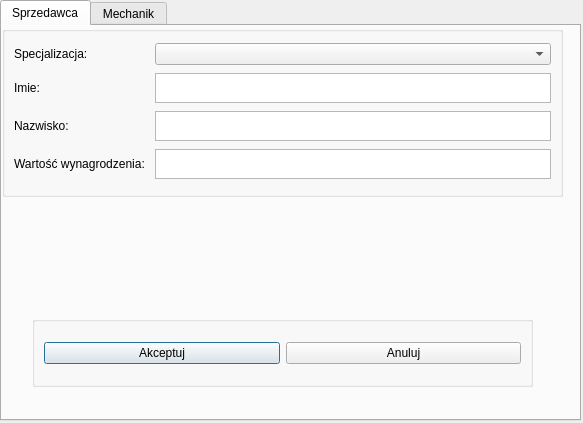
Old version of the form PROEProjekt2/addpersonnel.ui in the repository emroczko/CarDealershipManagmentApp.
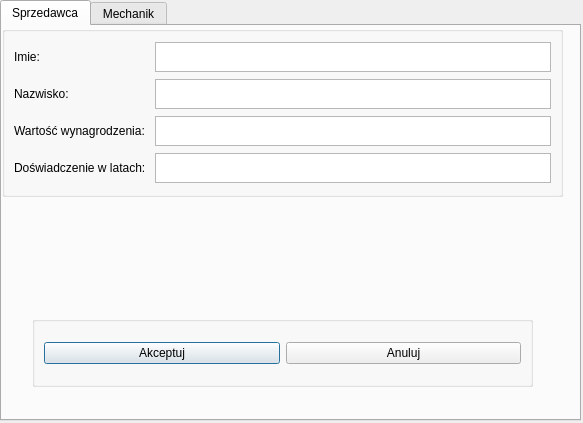
New version of the form. The open tabs and pages were chosen to show the change.

```diff
--- a/PROEProjekt2/addpersonnel.ui
+++ b/PROEProjekt2/addpersonnel.ui
@@ -65,14 +65,7 @@
       </rect>
      </property>
      <layout class="QGridLayout" name="gridLayout">
-      <item row="0" column="0">
-       <widget class="QLabel" name="Model">
-        <property name="text">
-         <string>Specjalizacja: </string>
-        </property>
-       </widget>
-      </item>
-      <item row="3" column="1">
+      <item row="2" column="1">
        <widget class="QTextEdit" name="Nazwisko_sprzedawca_pisz">
         <property name="maximumSize">
          <size>
@@ -82,48 +75,67 @@
         </property>
        </widget>
       </item>
-      <item row="3" column="0">
+      <item row="2" column="0">
        <widget class="QLabel" name="Nazwisko_sprzedawca">
         <property name="text">
          <string>Nazwisko:</string>
         </property>
        </widget>
       </item>
-      <item row="4" column="0">
+      <item row="3" column="0">
        <widget class="QLabel" name="Wynagrodzenie_sprzedawca">
         <property name="text">
          <string>Wartość wynagrodzenia: </string>
         </property>
        </widget>
       </item>
-      <item row="0" column="1">
-       <widget class="QComboBox" name="Model_wybierz"/>
-      </item>
-      <item row="2" column="1">
-       <widget class="QTextEdit" name="Imie_sprzedawca_pisz">
-        <property name="minimumSize">
-         <size>
-          <width>100</width>
-          <height>0</height>
-         </size>
-        </property>
-        <property name="maximumSize">
-         <size>
-          <width>500</width>
-          <height>30</height>
-         </size>
-        </property>
-       </widget>
-      </item>
-      <item row="2" column="0">
+      <item row="1" column="0">
        <widget class="QLabel" name="Imie_sprzedawca">
         <property name="text">
          <string>Imie: </string>
         </property>
        </widget>
       </item>
+      <item row="3" column="1">
+       <widget class="QTextEdit" name="Wynagrodzenie_sprzedawca_pisz">
+        <property name="maximumSize">
+         <size>
+          <width>500</width>
+          <height>30</height>
+         </size>
+        </property>
+       </widget>
+      </item>
+      <item row="1" column="1">
+       <widget class="QTextEdit" name="Imie_sprzedawca_pisz">
+        <property name="minimumSize">
+         <size>
+          <width>100</width>
+          <height>0</height>
+         </size>
+        </property>
+        <property name="maximumSize">
+         <size>
+          <width>500</width>
+          <height>30</height>
+         </size>
+        </property>
+        <property name="frameShape">
+         <enum>QFrame::StyledPanel</enum>
+        </property>
+        <property name="lineWrapMode">
+         <enum>QTextEdit::WidgetWidth</enum>
+        </property>
+       </widget>
+      </item>
       <item row="4" column="1">
-       <widget class="QTextEdit" name="Nazwisko_sprzedawca_pisz_2">
+       <widget class="QTextEdit" name="Doswiadczenie_sprzedawca_pisz">
+        <property name="minimumSize">
+         <size>
+          <width>100</width>
+          <height>0</height>
+         </size>
+        </property>
         <property name="maximumSize">
          <size>
           <width>500</width>
@@ -132,6 +144,13 @@
         </property>
        </widget>
       </item>
+      <item row="4" column="0">
+       <widget class="QLabel" name="Doswiadczenie_sprzedawca">
+        <property name="text">
+         <string>Doświadczenie w latach: </string>
+        </property>
+       </widget>
+      </item>
      </layout>
     </widget>
    </widget>
```
